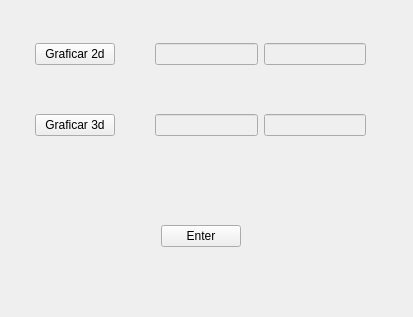
Qt form PI2kernel/functiongraphview.ui (lesan2807/kernelmodule) before a commit.
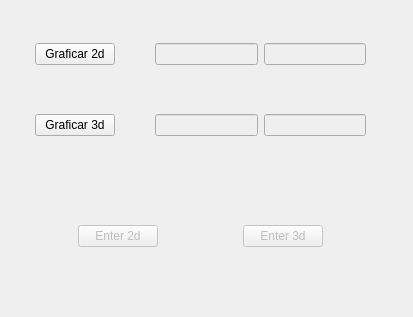
The same form after that commit.

The edit to the form file:
```diff
--- a/PI2kernel/functiongraphview.ui
+++ b/PI2kernel/functiongraphview.ui
@@ -195,9 +195,12 @@
        </spacer>
       </item>
       <item>
-       <widget class="QPushButton" name="enter">
+       <widget class="QPushButton" name="enter2d">
+        <property name="enabled">
+         <bool>false</bool>
+        </property>
         <property name="text">
-         <string>Enter</string>
+         <string>Enter 2d</string>
         </property>
        </widget>
       </item>
@@ -214,6 +217,29 @@
         </property>
        </spacer>
       </item>
+      <item>
+       <widget class="QPushButton" name="enter3d">
+        <property name="enabled">
+         <bool>false</bool>
+        </property>
+        <property name="text">
+         <string>Enter 3d</string>
+        </property>
+       </widget>
+      </item>
+      <item>
+       <spacer name="horizontalSpacer_3">
+        <property name="orientation">
+         <enum>Qt::Horizontal</enum>
+        </property>
+        <property name="sizeHint" stdset="0">
+         <size>
+          <width>40</width>
+          <height>20</height>
+         </size>
+        </property>
+       </spacer>
+      </item>
      </layout>
     </item>
    </layout>
```
